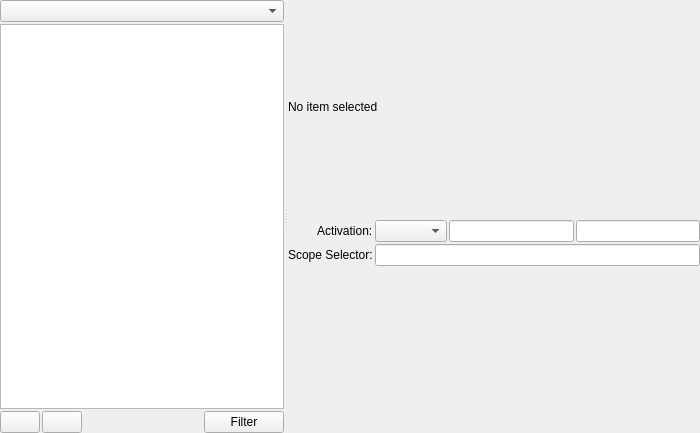
Qt form resources/ui/support/editor.ui (prymatex/prymatex) before a commit.
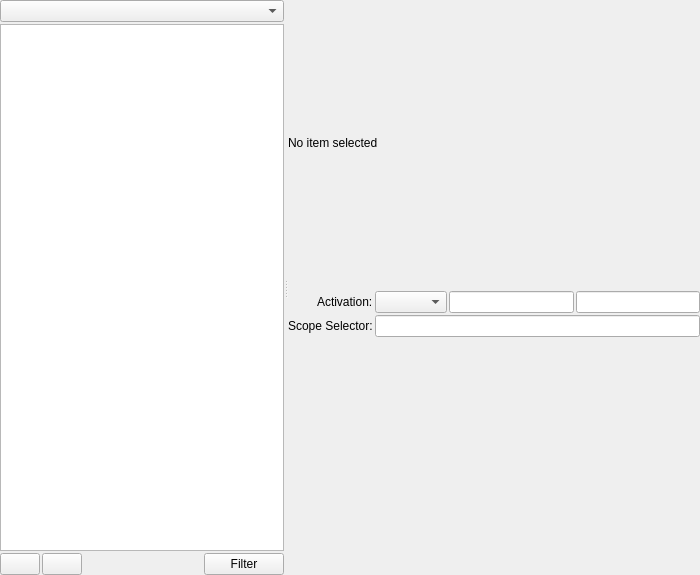
The same form after that commit. Icons and pictures are not drawn.

What changed in the file:
```diff
--- a/resources/ui/support/editor.ui
+++ b/resources/ui/support/editor.ui
@@ -2,18 +2,10 @@
 <ui version="4.0">
  <class>BundleEditor</class>
  <widget class="QWidget" name="BundleEditor">
-  <property name="geometry">
-   <rect>
-    <x>0</x>
-    <y>0</y>
-    <width>700</width>
-    <height>433</height>
-   </rect>
-  </property>
   <property name="minimumSize">
    <size>
     <width>700</width>
-    <height>433</height>
+    <height>575</height>
    </size>
   </property>
   <property name="windowTitle">
```
